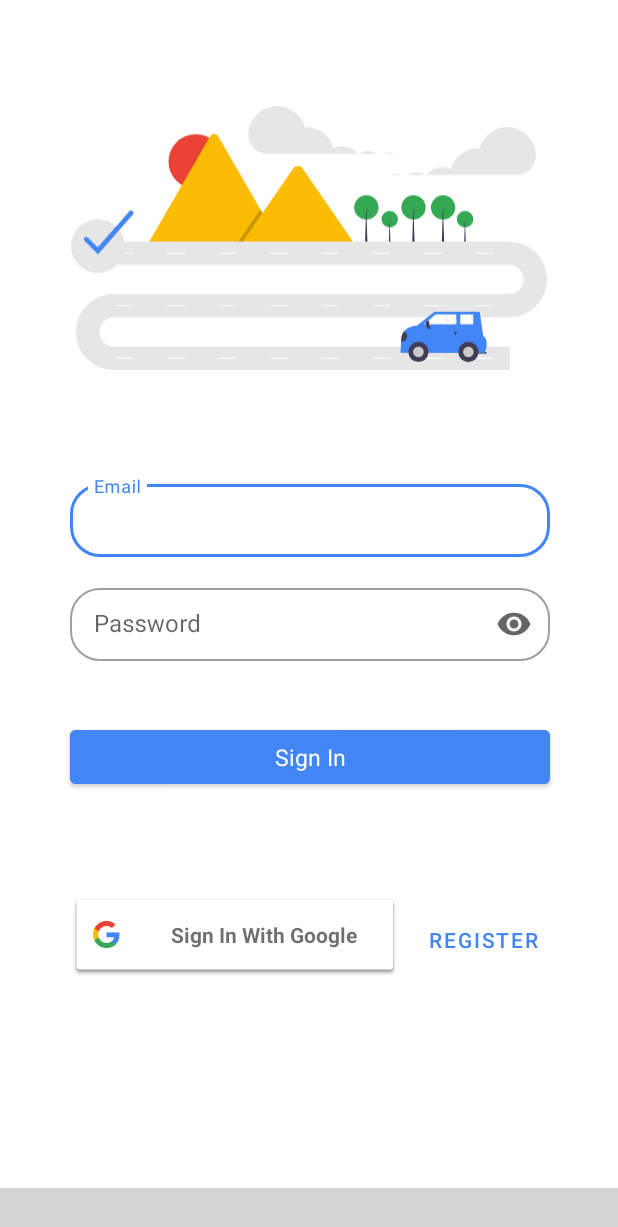
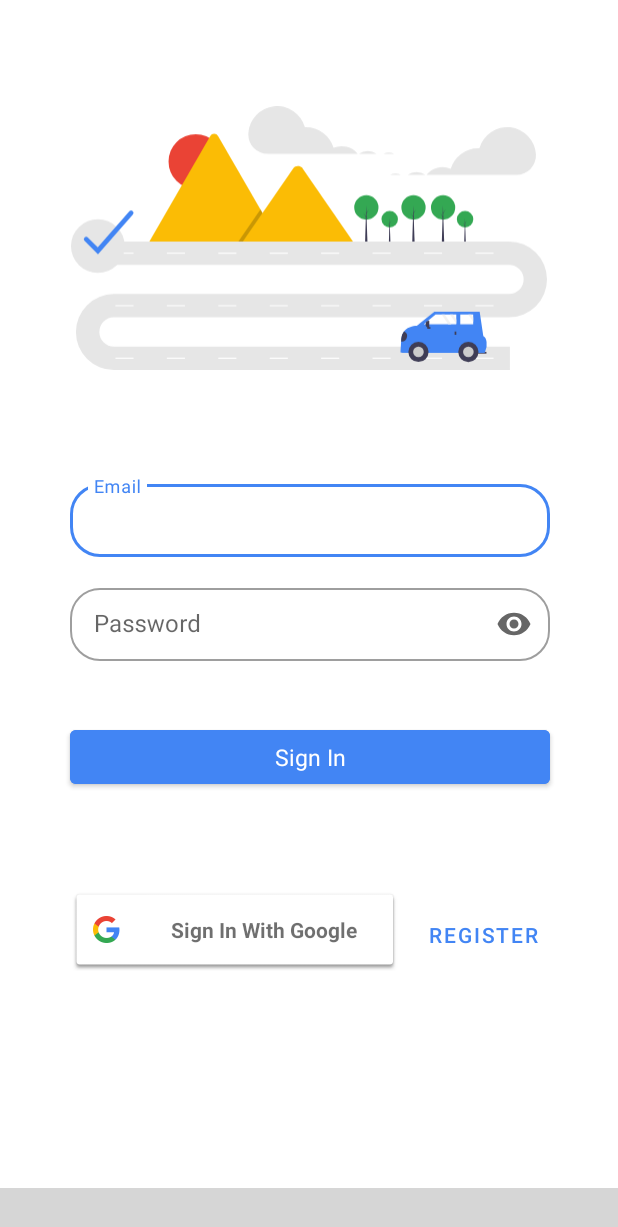
Before and after one commit to MannarElkady/TripPlanner-ITI---Android-with-Java, an Android app: the screen it shows after launch (MainActivity), on a phone screen of 412 x 824 dp. Shown: the top 1227 px of the screen. Run offline under Robolectric (Android 15) with nearby library versions, the phone set to English and light mode, and no system bars; our stand-ins replace Firebase (no records; nobody signed in at launch, a user with empty details on screens opened directly); libraries missing offline, so code that uses them is left out: com.etebarian.meowbottomnavigation; plain views replace MeowBottomNavigation; 3 statements that could not run were skipped; grey boxes are pictures that could not be loaded.

Commit message:
update login/register layouts

```diff
--- a/app/src/main/res/layout/fragment_login.xml
+++ b/app/src/main/res/layout/fragment_login.xml
@@ -70,7 +70,7 @@
             android:id="@+id/googleSignInButton"
             android:layout_width="220dp"
             android:layout_height="55dp"
-            android:layout_marginBottom="30dp"
+            android:layout_marginBottom="40dp"
 
             app:layout_constraintBottom_toBottomOf="parent"
             app:layout_constraintStart_toStartOf="@+id/signInButton"
```
Also changed, not shown: 1 other file.
